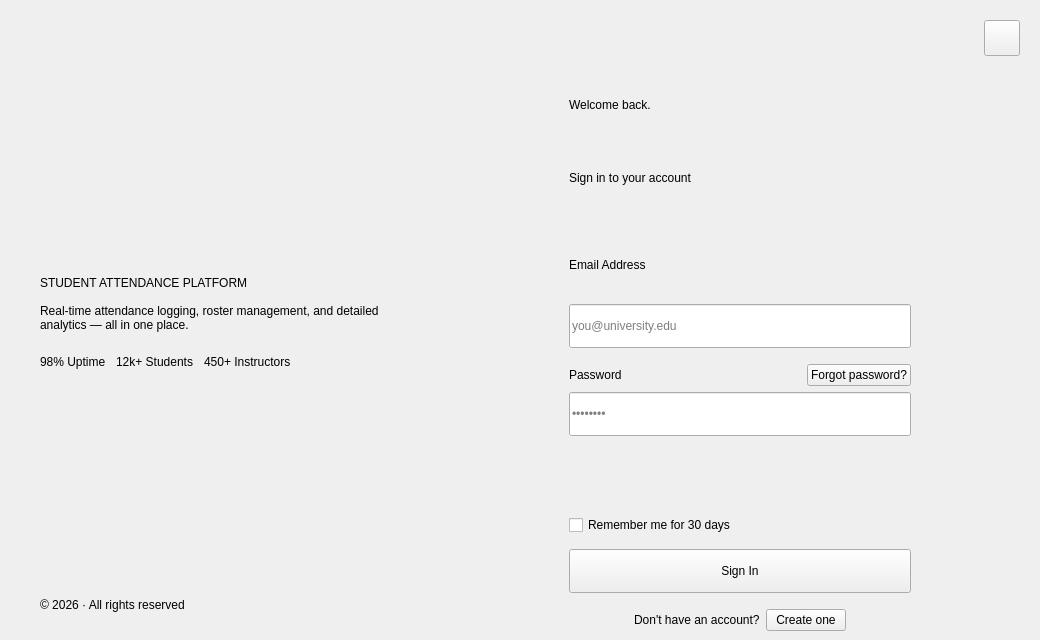
Qt form ui/login_window.ui (imndllnuri/students-attendance-app) before a commit.
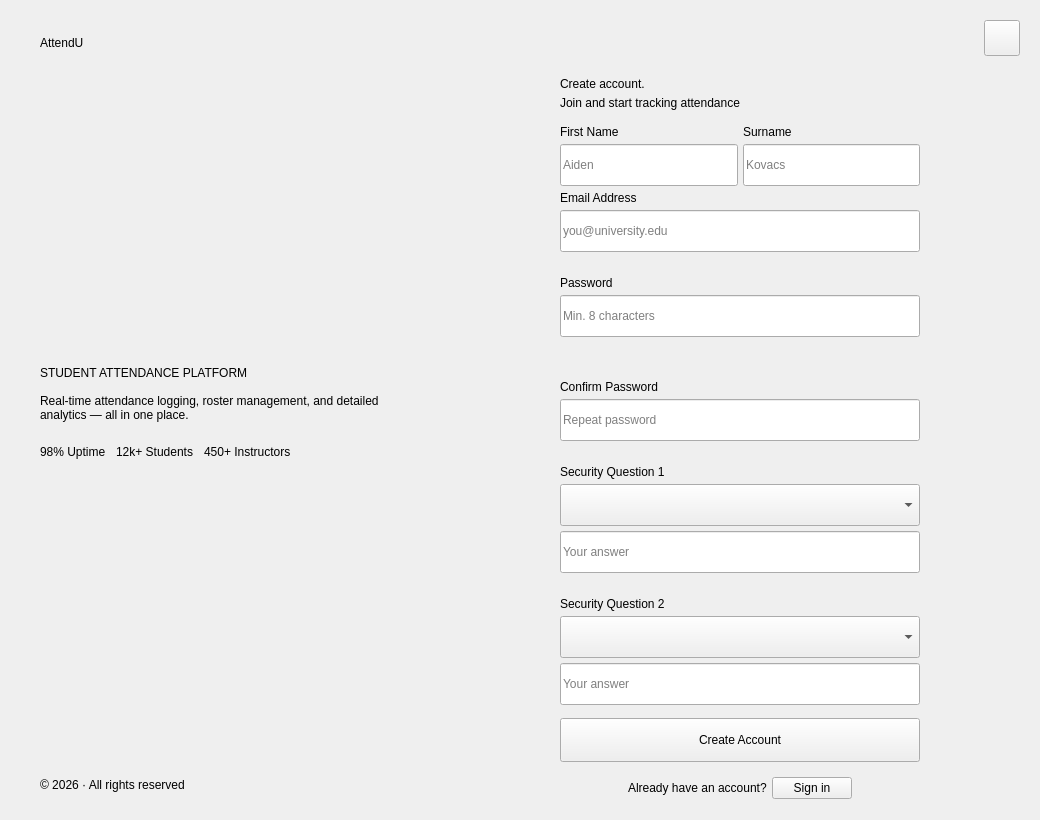
The same form after that commit. The open tabs and pages were chosen to show the change. Icons and pictures are not drawn.

Commit message: Fix auth-flow misunderstandings: consolidate windows, fix spacing, remove logo

What changed in the file:
```diff
--- a/ui/login_window.ui
+++ b/ui/login_window.ui
@@ -7,7 +7,7 @@
     <x>0</x>
     <y>0</y>
     <width>1040</width>
-    <height>640</height>
+    <height>820</height>
    </rect>
   </property>
   <property name="windowTitle">
@@ -30,13 +30,9 @@
       <property name="bottomMargin"><number>28</number></property>
       <property name="spacing"><number>0</number></property>
       <item>
-       <widget class="QLabel" name="agu_logo_lbl">
-        <property name="maximumSize"><size><width>16777215</width><height>48</height></size></property>
-        <property name="alignment"><set>Qt::AlignLeft|Qt::AlignVCenter</set></property>
-        <property name="pixmap">
-         <pixmap resource="../resources/images/qrc.qrc">:/images/abdullah_gul-universitesi-logo.png</pixmap>
-        </property>
-        <property name="scaledContents"><bool>true</bool></property>
+       <widget class="QLabel" name="auth_wordmark_lbl">
+        <property name="maximumSize"><size><width>16777215</width><height>32</height></size></property>
+        <property name="text"><string>AttendU</string></property>
        </widget>
       </item>
       <item>
@@ -113,6 +109,7 @@
       <property name="topMargin"><number>0</number></property>
       <property name="rightMargin"><number>0</number></property>
       <property name="bottomMargin"><number>0</number></property>
+      <property name="spacing"><number>0</number></property>
       <item>
        <layout class="QHBoxLayout" name="theme_toggle_row">
         <property name="leftMargin"><number>20</number></property>
@@ -134,6 +131,13 @@
         </item>
        </layout>
       </item>
+      <item>
+       <spacer name="form_top_center_spacer">
+        <property name="orientation"><enum>Qt::Vertical</enum></property>
+        <property name="sizeType"><enum>QSizePolicy::Expanding</enum></property>
+        <property name="sizeHint" stdset="0"><size><width>20</width><height>20</height></size></property>
+       </spacer>
+      </item>
       <item>
        <layout class="QHBoxLayout" name="form_center_layout">
         <item>
@@ -144,42 +148,43 @@
          </spacer>
         </item>
         <item>
-         <widget class="QWidget" name="form_widget" native="true">
+         <widget class="QStackedWidget" name="auth_stack">
           <property name="minimumSize"><size><width>360</width><height>0</height></size></property>
-          <property name="maximumSize"><size><width>400</width><height>16777215</height></size></property>
-          <layout class="QVBoxLayout" name="form_layout">
+          <property name="maximumSize"><size><width>420</width><height>16777215</height></size></property>
+          <widget class="QWidget" name="sign_in_page">
+           <layout class="QVBoxLayout" name="sign_in_page_layout">
            <property name="spacing"><number>6</number></property>
            <item>
-            <widget class="QLabel" name="title_lbl">
+             <widget class="QLabel" name="signin_title_lbl">
              <property name="text"><string>Welcome back.</string></property>
             </widget>
            </item>
            <item>
-            <widget class="QLabel" name="subtitle_lbl">
+             <widget class="QLabel" name="signin_subtitle_lbl">
              <property name="wordWrap"><bool>true</bool></property>
              <property name="text"><string>Sign in to your account</string></property>
             </widget>
            </item>
            <item>
-            <spacer name="form_top_spacer">
+             <spacer name="signin_top_spacer">
              <property name="orientation"><enum>Qt::Vertical</enum></property>
              <property name="sizeType"><enum>QSizePolicy::Fixed</enum></property>
              <property name="sizeHint" stdset="0"><size><width>20</width><height>14</height></size></property>
             </spacer>
            </item>
            <item>
-            <widget class="QLabel" name="email_field_lbl">
+             <widget class="QLabel" name="signin_email_field_lbl">
              <property name="text"><string>Email Address</string></property>
             </widget>
            </item>
            <item>
-            <widget class="QLineEdit" name="email_le">
+             <widget class="QLineEdit" name="signin_email_le">
              <property name="minimumSize"><size><width>0</width><height>44</height></size></property>
              <property name="placeholderText"><string>you@university.edu</string></property>
             </widget>
            </item>
            <item>
-            <spacer name="email_password_spacer">
+             <spacer name="signin_email_password_spacer">
              <property name="orientation"><enum>Qt::Vertical</enum></property>
              <property name="sizeType"><enum>QSizePolicy::Fixed</enum></property>
              <property name="sizeHint" stdset="0"><size><width>20</width><height>10</height></size></property>
@@ -207,7 +212,7 @@
             </layout>
            </item>
            <item>
-            <widget class="QLineEdit" name="password_le">
+             <widget class="QLineEdit" name="signin_password_le">
              <property name="minimumSize"><size><width>0</width><height>44</height></size></property>
              <property name="echoMode"><enum>QLineEdit::Password</enum></property>
              <property name="placeholderText"><string>••••••••</string></property>
@@ -269,6 +274,402 @@
            </item>
           </layout>
          </widget>
+          <widget class="QWidget" name="sign_up_page">
+           <layout class="QVBoxLayout" name="sign_up_page_layout">
+            <property name="spacing"><number>5</number></property>
+            <property name="leftMargin"><number>0</number></property>
+            <property name="topMargin"><number>0</number></property>
+            <property name="rightMargin"><number>0</number></property>
+            <property name="bottomMargin"><number>0</number></property>
+            <item>
+             <widget class="QLabel" name="signup_title_lbl">
+              <property name="text"><string>Create account.</string></property>
+             </widget>
+            </item>
+            <item>
+             <widget class="QLabel" name="signup_subtitle_lbl">
+              <property name="wordWrap"><bool>true</bool></property>
+              <property name="text"><string>Join and start tracking attendance</string></property>
+             </widget>
+            </item>
+            <item>
+             <spacer name="signup_top_spacer">
+              <property name="orientation"><enum>Qt::Vertical</enum></property>
+              <property name="sizeType"><enum>QSizePolicy::Fixed</enum></property>
+              <property name="sizeHint" stdset="0"><size><width>20</width><height>10</height></size></property>
+             </spacer>
+            </item>
+            <item>
+             <layout class="QHBoxLayout" name="name_label_row">
+              <item>
+               <widget class="QLabel" name="name_field_lbl">
+                <property name="text"><string>First Name</string></property>
+               </widget>
+              </item>
+              <item>
+               <widget class="QLabel" name="surname_field_lbl">
+                <property name="text"><string>Surname</string></property>
+               </widget>
+              </item>
+             </layout>
+            </item>
+            <item>
+             <layout class="QHBoxLayout" name="name_row">
+              <item>
+               <widget class="QLineEdit" name="name_le">
+                <property name="minimumSize"><size><width>0</width><height>42</height></size></property>
+                <property name="placeholderText"><string>Aiden</string></property>
+               </widget>
+              </item>
+              <item>
+               <widget class="QLineEdit" name="surname_le">
+                <property name="minimumSize"><size><width>0</width><height>42</height></size></property>
+                <property name="placeholderText"><string>Kovacs</string></property>
+               </widget>
+              </item>
+             </layout>
+            </item>
+            <item>
+             <widget class="QLabel" name="signup_email_field_lbl">
+              <property name="text"><string>Email Address</string></property>
+             </widget>
+            </item>
+            <item>
+             <widget class="QLineEdit" name="signup_email_le">
+              <property name="minimumSize"><size><width>0</width><height>42</height></size></property>
+              <property name="placeholderText"><string>you@university.edu</string></property>
+             </widget>
+            </item>
+            <item>
+             <widget class="QLabel" name="email_error_lbl">
+              <property name="visible"><bool>false</bool></property>
+              <property name="wordWrap"><bool>true</bool></property>
+              <property name="text"><string/></property>
+             </widget>
+            </item>
+            <item>
+             <widget class="QLabel" name="signup_password_field_lbl">
+              <property name="text"><string>Password</string></property>
+             </widget>
+            </item>
+            <item>
+             <widget class="QLineEdit" name="signup_password_le">
+              <property name="minimumSize"><size><width>0</width><height>42</height></size></property>
+              <property name="echoMode"><enum>QLineEdit::Password</enum></property>
+              <property name="placeholderText"><string>Min. 8 characters</string></property>
+             </widget>
+            </item>
+            <item>
+             <widget class="QLabel" name="password_strength_lbl">
+              <property name="text"><string/></property>
+             </widget>
+            </item>
+            <item>
+             <widget class="QLabel" name="password_error_lbl">
+              <property name="visible"><bool>false</bool></property>
+              <property name="wordWrap"><bool>true</bool></property>
+              <property name="text"><string/></property>
+             </widget>
+            </item>
+            <item>
+             <widget class="QLabel" name="confirm_password_field_lbl">
+              <property name="text"><string>Confirm Password</string></property>
+             </widget>
+            </item>
+            <item>
+             <widget class="QLineEdit" name="password_again_le">
+              <property name="minimumSize"><size><width>0</width><height>42</height></size></property>
+              <property name="echoMode"><enum>QLineEdit::Password</enum></property>
+              <property name="placeholderText"><string>Repeat password</string></property>
+             </widget>
+            </item>
+            <item>
+             <widget class="QLabel" name="password_again_error_lbl">
+              <property name="visible"><bool>false</bool></property>
+              <property name="wordWrap"><bool>true</bool></property>
+              <property name="text"><string/></property>
+             </widget>
+            </item>
+            <item>
+             <widget class="QLabel" name="security_question_field_lbl">
+              <property name="text"><string>Security Question 1</string></property>
+             </widget>
+            </item>
+            <item>
+             <widget class="QComboBox" name="security_question_ComboBox">
+              <property name="minimumSize"><size><width>0</width><height>42</height></size></property>
+             </widget>
+            </item>
+            <item>
+             <widget class="QLineEdit" name="signup_answer_le">
+              <property name="minimumSize"><size><width>0</width><height>42</height></size></property>
+              <property name="placeholderText"><string>Your answer</string></property>
+             </widget>
+            </item>
+            <item>
+             <widget class="QLabel" name="security_questions_error_lbl">
+              <property name="visible"><bool>false</bool></property>
+              <property name="wordWrap"><bool>true</bool></property>
+              <property name="text"><string/></property>
+             </widget>
+            </item>
+            <item>
+             <widget class="QLabel" name="security_question_2_field_lbl">
+              <property name="text"><string>Security Question 2</string></property>
+             </widget>
+            </item>
+            <item>
+             <widget class="QComboBox" name="security_question_2_ComboBox">
+              <property name="minimumSize"><size><width>0</width><height>42</height></size></property>
+             </widget>
+            </item>
+            <item>
+             <widget class="QLineEdit" name="signup_answer_2_le">
+              <property name="minimumSize"><size><width>0</width><height>42</height></size></property>
+              <property name="placeholderText"><string>Your answer</string></property>
+             </widget>
+            </item>
+            <item>
+             <spacer name="signup_bottom_spacer">
+              <property name="orientation"><enum>Qt::Vertical</enum></property>
+              <property name="sizeType"><enum>QSizePolicy::Fixed</enum></property>
+              <property name="sizeHint" stdset="0"><size><width>20</width><height>8</height></size></property>
+             </spacer>
+            </item>
+            <item>
+             <widget class="QPushButton" name="sign_up_btn">
+              <property name="minimumSize"><size><width>0</width><height>44</height></size></property>
+              <property name="text"><string>Create Account</string></property>
+             </widget>
+            </item>
+            <item>
+             <layout class="QHBoxLayout" name="sign_in_row">
+              <property name="topMargin"><number>10</number></property>
+              <item>
+               <spacer name="sign_in_left_spacer">
+                <property name="orientation"><enum>Qt::Horizontal</enum></property>
+                <property name="sizeType"><enum>QSizePolicy::Expanding</enum></property>
+                <property name="sizeHint" stdset="0"><size><width>40</width><height>20</height></size></property>
+               </spacer>
+              </item>
+              <item>
+               <widget class="QLabel" name="sign_in_prompt_lbl">
+                <property name="text"><string>Already have an account?</string></property>
+               </widget>
+              </item>
+              <item>
+               <widget class="QPushButton" name="sign_in_btn">
+                <property name="text"><string>Sign in</string></property>
+               </widget>
+              </item>
+              <item>
+               <spacer name="sign_in_right_spacer">
+                <property name="orientation"><enum>Qt::Horizontal</enum></property>
+                <property name="sizeType"><enum>QSizePolicy::Expanding</enum></property>
+                <property name="sizeHint" stdset="0"><size><width>40</width><height>20</height></size></property>
+               </spacer>
+              </item>
+             </layout>
+            </item>
+           </layout>
+          </widget>
+          <widget class="QWidget" name="reset_page">
+           <layout class="QVBoxLayout" name="reset_page_layout">
+            <property name="leftMargin"><number>0</number></property>
+            <property name="topMargin"><number>0</number></property>
+            <property name="rightMargin"><number>0</number></property>
+            <property name="bottomMargin"><number>0</number></property>
+            <item>
+             <widget class="QPushButton" name="back_to_signin_btn">
+              <property name="text"><string>←  Back to sign in</string></property>
+             </widget>
+            </item>
+            <item>
+             <spacer name="back_link_spacer">
+              <property name="orientation"><enum>Qt::Vertical</enum></property>
+              <property name="sizeType"><enum>QSizePolicy::Fixed</enum></property>
+              <property name="sizeHint" stdset="0"><size><width>20</width><height>14</height></size></property>
+             </spacer>
+            </item>
+            <item>
+             <widget class="QStackedWidget" name="steps_stack">
+              <widget class="QWidget" name="email_page">
+               <layout class="QVBoxLayout" name="email_page_layout">
+                <property name="spacing"><number>5</number></property>
+                <property name="leftMargin"><number>0</number></property>
+                <property name="topMargin"><number>0</number></property>
+                <property name="rightMargin"><number>0</number></property>
+                <property name="bottomMargin"><number>0</number></property>
+                <item>
+                 <widget class="QLabel" name="reset_title_lbl">
+                  <property name="text"><string>Reset password.</string></property>
+                 </widget>
+                </item>
+                <item>
+                 <widget class="QLabel" name="reset_subtitle_lbl">
+                  <property name="text"><string>Enter your email and we'll ask your security questions to reset it.</string></property>
+                  <property name="wordWrap"><bool>true</bool></property>
+                 </widget>
+                </item>
+                <item>
+                 <spacer name="email_page_top_spacer">
+                  <property name="orientation"><enum>Qt::Vertical</enum></property>
+                  <property name="sizeType"><enum>QSizePolicy::Fixed</enum></property>
+                  <property name="sizeHint" stdset="0"><size><width>20</width><height>14</height></size></property>
+                 </spacer>
+                </item>
+                <item>
+                 <widget class="QLabel" name="reset_email_field_lbl">
+                  <property name="text"><string>Email Address</string></property>
+                 </widget>
+                </item>
+                <item>
+                 <widget class="QLineEdit" name="reset_email_le">
+                  <property name="minimumSize"><size><width>0</width><height>44</height></size></property>
+                  <property name="placeholderText"><string>you@university.edu</string></property>
+                 </widget>
+                </item>
+                <item>
+                 <widget class="QLabel" name="error_lbl_step1">
+                  <property name="visible"><bool>false</bool></property>
+                  <property name="wordWrap"><bool>true</bool></property>
+                  <property name="text"><string/></property>
+                 </widget>
+                </item>
+                <item>
+                 <spacer name="email_page_spacer">
+                  <property name="orientation"><enum>Qt::Vertical</enum></property>
+                  <property name="sizeType"><enum>QSizePolicy::Fixed</enum></property>
+                  <property name="sizeHint" stdset="0"><size><width>20</width><height>14</height></size></property>
+                 </spacer>
+                </item>
+                <item>
+                 <layout class="QHBoxLayout" name="email_page_btn_row">
+                  <item>
+                   <widget class="QPushButton" name="cancel_btn">
+                    <property name="minimumSize"><size><width>0</width><height>44</height></size></property>
+                    <property name="text"><string>Cancel</string></property>
+                   </widget>
+                  </item>
+                  <item>
+                   <widget class="QPushButton" name="next_btn">
+                    <property name="minimumSize"><size><width>0</width><height>44</height></size></property>
+                    <property name="text"><string>Continue</string></property>
+                   </widget>
+                  </item>
+                 </layout>
+                </item>
+               </layout>
+              </widget>
+              <widget class="QWidget" name="answer_page">
+               <layout class="QVBoxLayout" name="answer_page_layout">
+                <property name="spacing"><number>5</number></property>
+                <property name="leftMargin"><number>0</number></property>
+                <property name="topMargin"><number>0</number></property>
+                <property name="rightMargin"><number>0</number></property>
+                <property name="bottomMargin"><number>0</number></property>
+                <item>
+                 <widget class="QLabel" name="title_lbl_2">
+                  <property name="text"><string>Answer your security questions</string></property>
+                 </widget>
+                </item>
+                <item>
+                 <spacer name="answer_page_top_spacer">
+                  <property name="orientation"><enum>Qt::Vertical</enum></property>
+                  <property name="sizeType"><enum>QSizePolicy::Fixed</enum></property>
+                  <property name="sizeHint" stdset="0"><size><width>20</width><height>10</height></size></property>
+                 </spacer>
+                </item>
+                <item>
+                 <widget class="QLabel" name="security_question_lbl">
+                  <property name="text"><string/></property>
+                  <property name="wordWrap"><bool>true</bool></property>
+                 </widget>
+                </item>
+                <item>
+                 <widget class="QLineEdit" name="reset_answer_le">
+                  <property name="minimumSize"><size><width>0</width><height>42</height></size></property>
+                  <property name="placeholderText"><string>Your answer</string></property>
+                 </widget>
+                </item>
+                <item>
+                 <widget class="QLabel" name="security_question_2_lbl">
+                  <property name="text"><string/></property>
+                  <property name="wordWrap"><bool>true</bool></property>
+                 </widget>
+                </item>
+                <item>
+                 <widget class="QLineEdit" name="reset_answer_2_le">
+                  <property name="minimumSize"><size><width>0</width><height>42</height></size></property>
+                  <property name="placeholderText"><string>Your answer</string></property>
+                 </widget>
+                </item>
+                <item>
+                 <widget class="QLabel" name="new_password_field_lbl">
+                  <property name="text"><string>New Password</string></property>
+                 </widget>
+                </item>
+                <item>
+                 <widget class="QLineEdit" name="new_password_le">
+                  <property name="minimumSize"><size><width>0</width><height>42</height></size></property>
+                  <property name="echoMode"><enum>QLineEdit::Password</enum></property>
+                  <property name="placeholderText"><string>Min. 8 characters</string></property>
+                 </widget>
+                </item>
+                <item>
+                 <widget class="QLabel" name="new_password_strength_lbl">
+                  <property name="text"><string/></property>
+                 </widget>
+                </item>
+                <item>
+                 <widget class="QLabel" name="confirm_new_password_field_lbl">
+                  <property name="text"><string>Confirm New Password</string></property>
+                 </widget>
+                </item>
+                <item>
+                 <widget class="QLineEdit" name="confirm_password_le">
+                  <property name="minimumSize"><size><width>0</width><height>42</height></size></property>
+                  <property name="echoMode"><enum>QLineEdit::Password</enum></property>
+                  <property name="placeholderText"><string>Repeat password</string></property>
+                 </widget>
+                </item>
+                <item>
+                 <widget class="QLabel" name="error_lbl_step2">
+                  <property name="visible"><bool>false</bool></property>
+                  <property name="wordWrap"><bool>true</bool></property>
+                  <property name="text"><string/></property>
+                 </widget>
+                </item>
+                <item>
+                 <spacer name="answer_page_spacer">
+                  <property name="orientation"><enum>Qt::Vertical</enum></property>
+                  <property name="sizeType"><enum>QSizePolicy::Fixed</enum></property>
+                  <property name="sizeHint" stdset="0"><size><width>20</width><height>10</height></size></property>
+                 </spacer>
+                </item>
+                <item>
+                 <layout class="QHBoxLayout" name="answer_page_btn_row">
+                  <item>
+                   <widget class="QPushButton" name="back_btn">
+                    <property name="minimumSize"><size><width>0</width><height>44</height></size></property>
+                    <property name="text"><string>Back</string></property>
+                   </widget>
+                  </item>
+                  <item>
+                   <widget class="QPushButton" name="reset_btn">
+                    <property name="minimumSize"><size><width>0</width><height>44</height></size></property>
+                    <property name="text"><string>Reset Password</string></property>
+                   </widget>
+                  </item>
+                 </layout>
+                </item>
+               </layout>
+              </widget>
+             </widget>
+            </item>
+           </layout>
+          </widget>
+         </widget>
         </item>
         <item>
          <spacer name="form_right_spacer">
@@ -279,6 +680,13 @@
         </item>
        </layout>
       </item>
+      <item>
+       <spacer name="form_bottom_center_spacer">
+        <property name="orientation"><enum>Qt::Vertical</enum></property>
+        <property name="sizeType"><enum>QSizePolicy::Expanding</enum></property>
+        <property name="sizeHint" stdset="0"><size><width>20</width><height>20</height></size></property>
+       </spacer>
+      </item>
      </layout>
     </widget>
    </item>
```
Left out of the diff: 10 changed lines with no effect on the pictures. Lines whose indentation alone changed are shown as unchanged. The commit also changes 19 other files.
